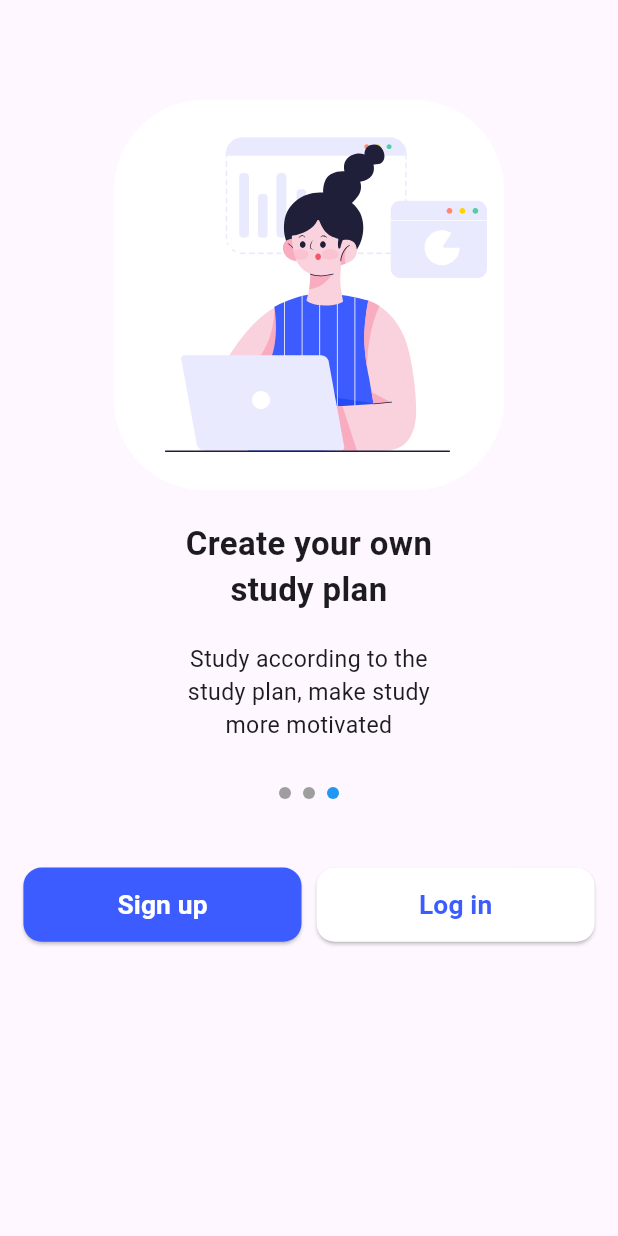
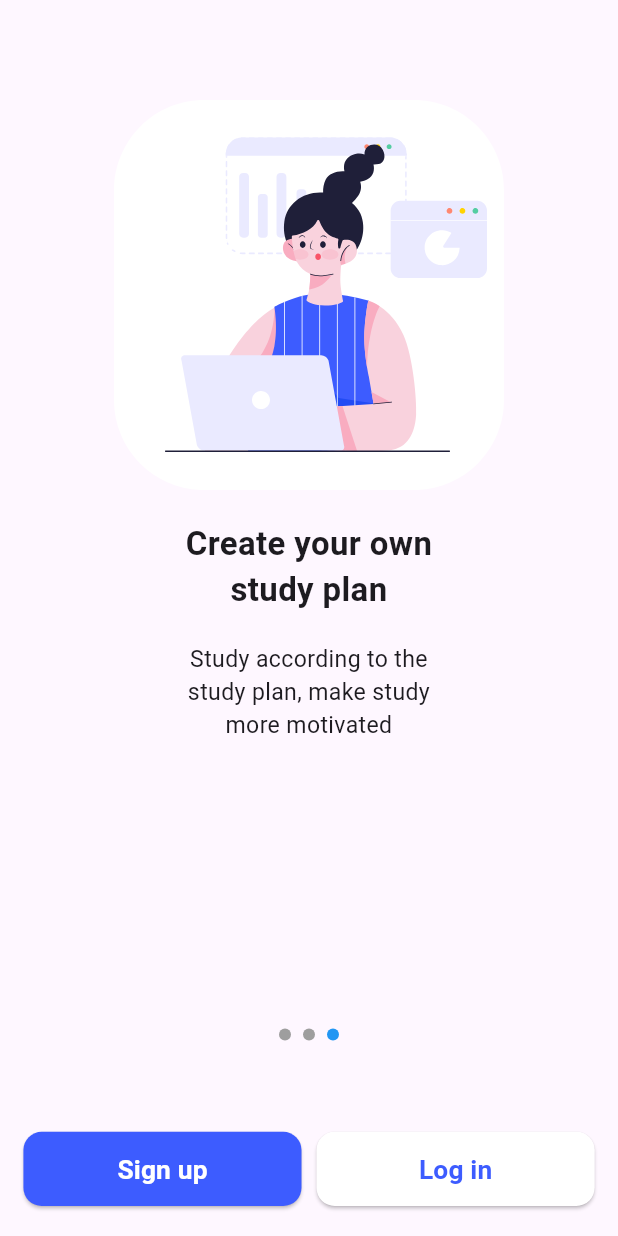
Before and after one commit to 3bdulra7manAmir/CoUrSes_App, a Flutter app: the The3Screens screen opened by its route, swiped to page 3, on a phone screen of 412 x 824 dp. Run offline on Flutter 3.47's test engine with Material 3 defaults, Android fonts, the phone set to English and light mode, and no system bars; drawn by our look-alikes of smooth_page_indicator; our stand-ins replace bloc, cloud_firestore, device_preview, firebase_auth, firebase_core, firebase_storage and 9 more; missing offline and left inert: numeric_keyboard; accounts and stored records are empty.

Commit message:
UI intro screen Imporvements

```diff
--- a/lib/app/app_router.dart
+++ b/lib/app/app_router.dart
@@ -54,7 +54,7 @@ abstract class AppRouter
     [
       GoRoute(
         path: '/',
-        builder: (context, state) => const LoginView(),
+        builder: (context, state) => const SplashView(),
       ),
 
       GoRoute(
@@ -124,7 +124,7 @@ abstract class AppRouter
 
       GoRoute(
         path: kThe3Screens,
-        builder: (context, state) => const The3Screens(),
+        builder: (context, state) => The3Screens(),
       ),
 
       GoRoute(
--- a/lib/main.dart
+++ b/lib/main.dart
@@ -1,6 +1,7 @@
 // ignore_for_file: deprecated_member_use
 
 import 'package:courses_app/Core/utils/constants.dart';
+import 'package:courses_app/Core/utils/permissions.dart';
 import 'package:courses_app/app/app_router.dart';
 import 'package:courses_app/firebase_options.dart';
 import 'package:courses_app/views/auth/login/login_cubit/login_cubit.dart';
@@ -24,6 +25,7 @@ void main() async
 
   WidgetsFlutterBinding.ensureInitialized();
   await Firebase.initializeApp(options: DefaultFirebaseOptions.currentPlatform,);
+  await requestStoragePermission();
 
   runApp(
     ScreenUtilInit(
--- a/lib/views/intro_views/study_plan_view.dart
+++ b/lib/views/intro_views/study_plan_view.dart
@@ -1,11 +1,7 @@
-import 'package:courses_app/Core/shared/custom_button.dart';
 import 'package:courses_app/Core/utils/constants.dart';
-import 'package:courses_app/app/app_router.dart';
 import 'package:courses_app/views/intro_views/widget/custom_stamp.dart';
 import 'package:flutter/material.dart';
 import 'package:flutter_screenutil/flutter_screenutil.dart';
-import 'package:go_router/go_router.dart';
-import 'package:smooth_page_indicator/smooth_page_indicator.dart';
 
 class StudyPlanView extends StatelessWidget
 {
@@ -29,30 +25,7 @@ class StudyPlanView extends StatelessWidget
 
           const SizedBox(height: 30,),
 
-          SmoothPageIndicator(
-              controller: pageController!,
-              count: 3,
-              effect: const WormEffect(
-                dotHeight: 8,
-                dotWidth: 8,
-                activeDotColor: AppColors.kBlueColor,
-                dotColor: AppColors.kGreyColor,
-              ),
-            ),
-
           SizedBox(height: 45.h,),
-
-          Row(
-            mainAxisAlignment: MainAxisAlignment.center,
-            children:
-            [
-              CustomBlueButton(buttonWidth: 0.45, buttonText: 'Sign up', buttonOnPressed: (){print('SignUp Button Pressed'); GoRouter.of(context).push(AppRouter.kRegisterView);}),
-
-              const SizedBox(width: 10,),
-
-              CustomReversedButton(buttonWidth: 0.45, buttonText: 'Log in', buttonOnPressed: (){print('Login Button Pressed'); GoRouter.of(context).push(AppRouter.kLoginView);}),
-            ],
-          ),
 
           const SizedBox(height: 30,),
         ],
--- a/lib/views/intro_views/widget/custom_screen_indicator.dart
+++ b/lib/views/intro_views/widget/custom_screen_indicator.dart
@@ -1,17 +1,47 @@
+// ignore_for_file: must_be_immutable
+
+import 'package:courses_app/Core/shared/custom_button.dart';
+import 'package:courses_app/Core/utils/constants.dart';
+import 'package:courses_app/app/app_router.dart';
 import 'package:courses_app/views/intro_views/easy_learn_view.dart';
 import 'package:courses_app/views/intro_views/study_plan_view.dart';
 import 'package:courses_app/views/intro_views/trial_courses_view.dart';
 import 'package:flutter/material.dart';
+import 'package:flutter_screenutil/flutter_screenutil.dart';
+import 'package:go_router/go_router.dart';
+import 'package:smooth_page_indicator/smooth_page_indicator.dart';
 
-class The3Screens extends StatelessWidget
+class The3Screens extends StatefulWidget
 {
   const The3Screens({super.key});
 
   @override
+  State<The3Screens> createState() => _The3ScreensState();
+}
+
+class _The3ScreensState extends State<The3Screens>
+{
+  final PageController pageController = PageController();
+  int currentPage = 0;
+
+  @override
+  void initState()
+  {
+    super.initState();
+    pageController.addListener(()
+    {setState(() {currentPage = pageController.page?.round() ?? 0;});});
+  }
+
+  @override
+  void dispose()
+  {
+    pageController.dispose();
+    super.dispose();
+  }
+
+  @override
   Widget build(BuildContext context)
   {
-    final PageController pageController = PageController();
-
     return SafeArea(
       child: Scaffold(
         body: Column(
@@ -22,13 +52,37 @@ class The3Screens extends StatelessWidget
                 controller: pageController,
                 children:
                 [
-                  TrialCoursesView(pageController: pageController,),
-                  QuickAndEasyLearnView(pageController: pageController,),
-                  StudyPlanView(pageController: pageController,),
+                  TrialCoursesView(pageController: pageController),
+                  QuickAndEasyLearnView(pageController: pageController),
+                  StudyPlanView(pageController: pageController),
                 ],
               ),
             ),
 
+            SmoothPageIndicator(
+              controller: pageController,
+              count: 3,
+              effect: const WormEffect(
+                dotHeight: 8,
+                dotWidth: 8,
+                activeDotColor: AppColors.kBlueColor,
+                dotColor: AppColors.kGreyColor,
+              ),
+            ),
+
+            SizedBox(height: 60.h),
+
+            currentPage == 2
+                ? Row(
+                    mainAxisAlignment: MainAxisAlignment.center,
+                    children:
+                    [
+                      CustomBlueButton(buttonWidth: 0.45, buttonText: 'Sign up', buttonOnPressed: () {print('SignUp Button Pressed'); GoRouter.of(context).push(AppRouter.kRegisterView);},),
+                      const SizedBox(width: 10),
+                      CustomReversedButton(buttonWidth: 0.45, buttonText: 'Log in', buttonOnPressed: () {print('Login Button Pressed'); GoRouter.of(context).push(AppRouter.kLoginView);},),
+                    ],
+                  )
+                : const SizedBox.shrink(),
             const SizedBox(height: 20),
           ],
         ),
--- a/pubspec.yaml
+++ b/pubspec.yaml
@@ -26,6 +26,7 @@ dependencies:
   image_picker: ^1.1.2
   numeric_keyboard: ^1.1.0
   percent_indicator: ^4.2.4
+  permission_handler: ^11.3.1
   smooth_page_indicator: ^1.2.0+3
 
 dev_dependencies:
```
Also changed, not shown: lib/Core/utils/permissions.dart (added, +33 -0 lines), lib/views/bottom_nav_bar/bottom_nav_bar_views/account/account_cubit/user_account_cubit.dart (+10 -8 lines), lib/views/bottom_nav_bar/bottom_nav_bar_views/account/user_account_view.dart (+9 -6 lines), lib/views/intro_views/easy_learn_view.dart (+0 -11 lines), lib/views/intro_views/trial_courses_view.dart (+0 -12 lines), pubspec.lock, 4 other files.
